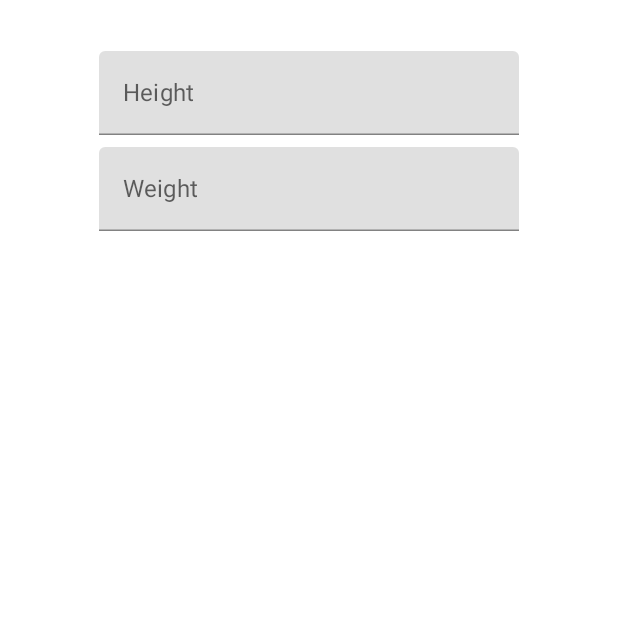
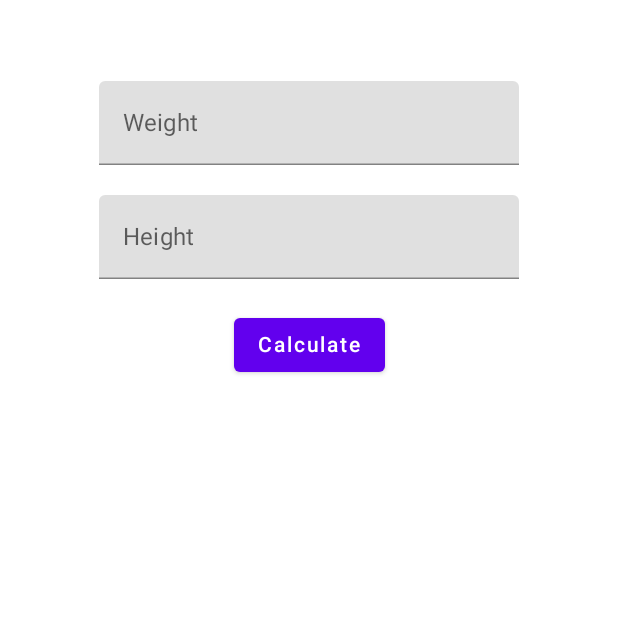
Before and after one commit to DaniloVolles/BMICalcApp, an Android app built with Jetpack Compose: the screen it shows after launch (MainActivity), on a phone screen of 412 x 824 dp, the top half of it. Run offline under Robolectric (Android 15) with nearby library versions, the phone set to English and light mode, and no system bars.

Commit message:
New Composable functions. Deleted insertHeight and insertWeight functions and changed to CommonTextField functions.

```diff
--- a/app/src/main/java/com/example/bmicalcapp/MainActivity.kt
+++ b/app/src/main/java/com/example/bmicalcapp/MainActivity.kt
@@ -28,10 +28,7 @@ class MainActivity : ComponentActivity() {
 
                         Spacer(modifier = Modifier.height(24.dp))
 
-                        // Insert Data
-                        val height = insertHeight()
-                        Spacer(modifier = Modifier.height(8.dp))
-                        val weight = insertWeight()
+                        TextFieldValueScreen()
 
                     }
                 }
--- a/app/src/main/java/com/example/bmicalcapp/functions.kt
+++ b/app/src/main/java/com/example/bmicalcapp/functions.kt
@@ -1,67 +1,107 @@
 package com.example.bmicalcapp
 
+import android.widget.Toast
+import androidx.compose.foundation.layout.*
 import androidx.compose.foundation.text.KeyboardOptions
+import androidx.compose.material.Button
 import androidx.compose.material.Text
 import androidx.compose.material.TextField
 import androidx.compose.runtime.*
+import androidx.compose.ui.Alignment
+import androidx.compose.ui.Modifier
+import androidx.compose.ui.platform.LocalContext
+import androidx.compose.ui.text.TextStyle
+import androidx.compose.ui.text.font.FontStyle
+import androidx.compose.ui.text.font.FontWeight
 import androidx.compose.ui.text.input.KeyboardType
-import androidx.compose.ui.text.input.TextFieldValue
+import androidx.compose.ui.unit.dp
+import androidx.compose.ui.unit.sp
 import kotlin.math.pow
 
 @Composable
-fun insertHeight (): TextFieldValue {
-    var text by remember {
-        mutableStateOf(TextFieldValue(""))
+fun TextFieldValueScreen() {
+
+    var weight by remember {mutableStateOf("")}
+    var height by remember {mutableStateOf("")}
+    var total by remember {mutableStateOf(0.0)}
+    val context = LocalContext.current
+
+    Column (
+        modifier = Modifier
+            .fillMaxWidth()
+            .padding(20.dp),
+        horizontalAlignment = Alignment.CenterHorizontally
+    ) {
+        CommonTextField (
+            title = "Weight",
+            placeholder = "Insert your weight in Kilograms",
+            text = weight,
+            onValueChange = { weight = it }
+        )
+
+        Spacer(modifier = Modifier.height(20.dp))
+
+        CommonTextField(
+            title = "Height",
+            placeholder = "Insert your height in meters",
+            text = height,
+            onValueChange = { height = it }
+        )
+
+        Spacer(modifier = Modifier.height(20.dp))
+
+        Button(onClick = {
+
+            val weightDouble = weight.toDouble()
+            val heightDouble = height.toDouble()
+
+            if (height.isNotEmpty() && weight.isNotEmpty()) {
+                total = mathematics(heightDouble, weightDouble)
+            } else {
+                Toast.makeText(
+                    context,
+                    "Please, insert both height and weight",
+                    Toast.LENGTH_SHORT
+                ).show()
+            }
+        }) {
+            Text(text = "Calculate")
+        }
+
+        Spacer(modifier = Modifier.height(20.dp))
+
+        if (total != 0.0)
+            Text(
+                text = "Your BMI is $total",
+                style = TextStyle (
+                    fontSize = 20.sp,
+                    fontWeight = FontWeight.SemiBold,
+                    fontStyle = FontStyle.Italic,
+                )
+            )
     }
+}
+
+@Composable
+fun CommonTextField(
+    title: String,
+    placeholder: String,
+    text: String,
+    onValueChange: (String) -> Unit
+) {
     TextField(
         value = text,
-        onValueChange = {
-            text = it
-        },
+        onValueChange = onValueChange,
         label = {
-            Text (text = "Height")
+            Text(text = title)
         },
         placeholder = {
-            Text (text = "Insert your height in Meters")
+            Text(text = placeholder)
         },
         keyboardOptions = KeyboardOptions(keyboardType = KeyboardType.Number)
     )
-    return text
-}
-
-@Composable
-fun insertWeight (): TextFieldValue {
-    var text by remember {
-        mutableStateOf(TextFieldValue(""))
-    }
-    TextField(
-        value = text,
-        onValueChange = {
-            text = it
-        },
-        label = {
-            Text (text = "Weight")
-        },
-        placeholder = {
-            Text (text = "Insert your weight in Kilograms")
-        },
-        keyboardOptions = KeyboardOptions(keyboardType = KeyboardType.Number)
-    )
-    return text
-}
-
-@Composable
-fun ShowBMIResult (bmi: Double) {
-    Text(bmiResult(bmi))
 }
 
 fun mathematics (height: Double, weight: Double): Double {
     return weight / (height.pow(2))
 }
-
-fun bmiResult(bmi: Double): String {
-    return if (bmi < 18.5) "Underweight"
-    else if (bmi <= 25) "Normal weight"
-    else if (bmi <= 30) "Overweight"
-    else "Obese"
-}
```
